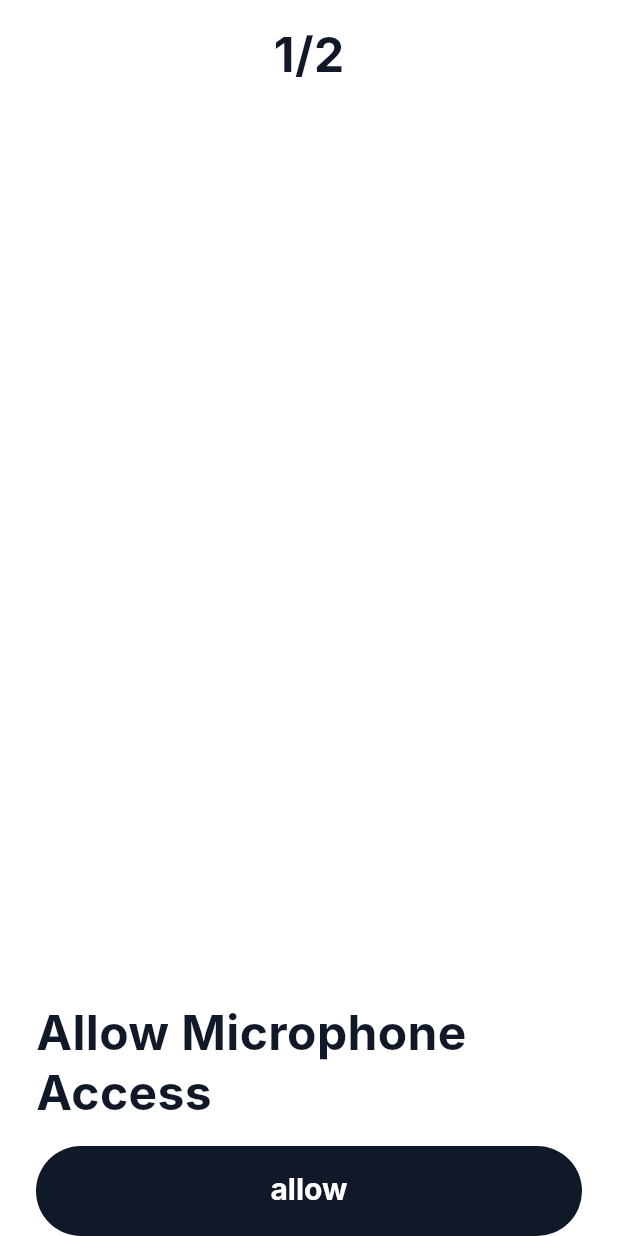
After one commit to NobuyukiMorii/momeo, a Flutter app: the WidgetsIntroSettingLayoutSection screen opened directly, after a tap on "ステップ + ボタンあり", on a phone screen of 412 x 824 dp. The commit adds this screen. Run offline on Flutter 3.47's test engine with Material 3 defaults, Android fonts, the phone set to English and light mode, and no system bars; Roboto replaces fonts that are missing (Inter).

Commit message:
Add IntroSettingLayout widget with step, title, and action button support

```diff
--- a/lib/pages/catalog/catalog_page.dart
+++ b/lib/pages/catalog/catalog_page.dart
@@ -5,6 +5,7 @@ import 'package:momeo/pages/catalog/sections/foundation/foundation_app_text_styl
 import 'package:momeo/pages/catalog/sections/foundation/foundation_app_spacing_section.dart';
 import 'package:momeo/pages/catalog/sections/foundation/foundation_app_radius_section.dart';
 import 'package:momeo/pages/catalog/sections/foundation/foundation_app_theme_section.dart';
+import 'package:momeo/pages/catalog/sections/widgets/widgets_intro_setting_layout_section.dart';
 
 // ---------------------------------
 // データ定義
@@ -34,7 +35,9 @@ const _sections = [
     _Item(title: 'Radius',      body: FoundationAppRadiusSection()),
     _Item(title: 'Theme',       body: FoundationAppThemeSection()),
   ]),
-  _Section(title: 'Widgets', items: []),
+  _Section(title: 'Widgets', items: [
+    _Item(title: 'IntroSettingLayout', body: WidgetsIntroSettingLayoutSection()),
+  ]),
 ];
 
 // ---------------------------------
--- /dev/null
+++ b/lib/pages/catalog/sections/widgets/widgets_intro_setting_layout_section.dart
@@ -0,0 +1,64 @@
+import 'package:flutter/material.dart';
+import 'package:momeo/widgets/intro_setting_layout.dart';
+
+
+class WidgetsIntroSettingLayoutSection extends StatelessWidget {
+
+  const WidgetsIntroSettingLayoutSection({super.key});
+
+  // ---------------------------------
+  // ビルド
+  // ---------------------------------
+
+  @override
+  Widget build(BuildContext context) {
+
+    // ---------------------------------
+    // リストアイテムの設定
+    // ---------------------------------
+    const variations = [
+      (label: 'ステップ + ボタンあり', step: '1/2', title: 'Allow Microphone Access', actionLabel: 'allow'),
+      (label: 'ステップ + ボタンあり', step: '2/2', title: 'Allow Speech Recognition', actionLabel: 'allow'),
+      (label: 'ステップ + ボタンあり', step: '1/2', title: 'Allow Microphone Access', actionLabel: 'Open Settings'),
+      (label: 'ボタンなし', step: null, title: 'momeo', actionLabel: null),
+      (label: 'テキストのみ', step: null, title: 'Allow Microphone Access\nNot Available', actionLabel: null),
+    ];
+
+    // ---------------------------------
+    // リストビュ
+    // ---------------------------------
+    return ListView.separated(
+      padding: const EdgeInsets.all(16),
+      itemCount: variations.length,
+      separatorBuilder: (_, _) => const SizedBox(height: 16),
+      itemBuilder: (context, index) {
+        final v = variations[index];
+        return GestureDetector(
+          onTap: () {
+            Navigator.push(
+              context,
+              MaterialPageRoute(
+                builder: (_) => Scaffold(
+                  body: IntroSettingLayout(
+                    step: v.step,
+                    title: v.title,
+                    actionLabel: v.actionLabel,
+                    onAction: v.actionLabel != null ? () {} : null,
+                  ),
+                ),
+              ),
+            );
+          },
+          child: Container(
+            padding: const EdgeInsets.all(16),
+            decoration: BoxDecoration(
+              border: Border.all(color: Theme.of(context).colorScheme.outline),
+              borderRadius: BorderRadius.circular(8),
+            ),
+            child: Text(v.label),
+          ),
+        );
+      },
+    );
+  }
+}
--- /dev/null
+++ b/lib/widgets/intro_setting_layout.dart
@@ -0,0 +1,79 @@
+import 'package:flutter/material.dart';
+import 'package:momeo/foundation/app_colors.dart';
+import 'package:momeo/foundation/app_spacing.dart';
+import 'package:momeo/foundation/app_text_styles.dart';
+
+class IntroSettingLayout extends StatelessWidget {
+  const IntroSettingLayout({
+    super.key,
+    this.step,
+    required this.title,
+    this.actionLabel,
+    this.onAction,
+  });
+
+  final String? step;
+  final String title;
+  final String? actionLabel;
+  final VoidCallback? onAction;
+
+  @override
+  Widget build(BuildContext context) {
+    return SafeArea(
+      child: Padding(
+        padding: const EdgeInsets.symmetric(horizontal: AppSpacing.xl),
+        child: Column(
+          children: [
+            // ---------------------------------
+            // ステップ表示（「1/2」など）
+            // ---------------------------------
+            if (step != null)
+              Padding(
+                padding: const EdgeInsets.only(top: AppSpacing.l),
+                child: Text(
+                  step!,
+                  style: AppTextStyles.headline.copyWith(
+                    color: AppColors.onSurface,
+                  ),
+                ),
+              ),
+
+            const Spacer(),
+
+            // ---------------------------------
+            // 見出しテキスト
+            // ---------------------------------
+            SizedBox(
+              width: double.infinity,
+              child: Text(
+                title,
+                style: AppTextStyles.headline.copyWith(
+                  color: AppColors.onSurface,
+                ),
+              ),
+            ),
+
+            const SizedBox(height: AppSpacing.l),
+
+            // ---------------------------------
+            // ボタン領域（非表示でも高さを確保してタイトル位置を固定）
+            // ---------------------------------
+            Visibility(
+              visible: actionLabel != null,
+              maintainSize: true,
+              maintainAnimation: true,
+              maintainState: true,
+              child: SizedBox(
+                width: double.infinity,
+                child: FilledButton(
+                  onPressed: actionLabel != null ? onAction : null,
+                  child: Text(actionLabel ?? ''),
+                ),
+              ),
+            ),
+          ],
+        ),
+      ),
+    );
+  }
+}
```
